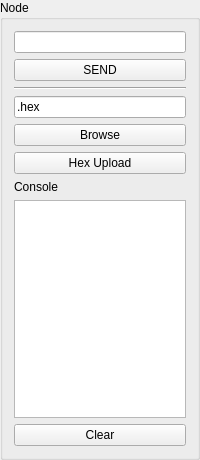
chrispap/TKN, file PC/gui/TKN_Nodebox.ui: the form before one commit.
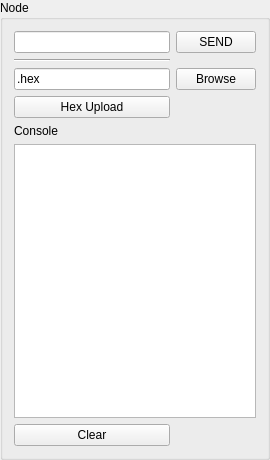
The form after the commit.

```diff
--- a/PC/gui/TKN_Nodebox.ui
+++ b/PC/gui/TKN_Nodebox.ui
@@ -6,7 +6,7 @@
    <rect>
     <x>0</x>
     <y>0</y>
-    <width>200</width>
+    <width>270</width>
     <height>460</height>
    </rect>
   </property>
@@ -18,13 +18,13 @@
   </property>
   <property name="minimumSize">
    <size>
-    <width>200</width>
+    <width>270</width>
     <height>460</height>
    </size>
   </property>
   <property name="maximumSize">
    <size>
-    <width>200</width>
+    <width>270</width>
     <height>16777215</height>
    </size>
   </property>
@@ -35,10 +35,17 @@
    <string>Node </string>
   </property>
   <layout class="QGridLayout" name="gridLayout">
-   <item row="9" column="0">
-    <widget class="QPushButton" name="buttonClear">
+   <item row="1" column="1">
+    <widget class="QPushButton" name="buttonSend">
      <property name="text">
-      <string>Clear</string>
+      <string>SEND</string>
+     </property>
+    </widget>
+   </item>
+   <item row="4" column="1">
+    <widget class="QPushButton" name="buttonBrowseHex">
+     <property name="text">
+      <string>Browse</string>
      </property>
     </widget>
    </item>
@@ -60,30 +67,23 @@
     </widget>
    </item>
    <item row="8" column="0">
-    <widget class="QTextEdit" name="textEditConsole">
-     <property name="readOnly">
-      <bool>true</bool>
-     </property>
-    </widget>
-   </item>
-   <item row="7" column="0">
     <widget class="QLabel" name="label">
      <property name="text">
       <string>Console</string>
      </property>
     </widget>
    </item>
-   <item row="2" column="0">
-    <widget class="QPushButton" name="buttonSend">
+   <item row="4" column="0">
+    <widget class="QLineEdit" name="lineEditHexFilePath">
      <property name="text">
-      <string>SEND</string>
+      <string>.hex</string>
      </property>
     </widget>
    </item>
-   <item row="6" column="0">
-    <widget class="QPushButton" name="buttonHexUpload">
+   <item row="10" column="0">
+    <widget class="QPushButton" name="buttonClear">
      <property name="text">
-      <string>Hex Upload</string>
+      <string>Clear</string>
      </property>
     </widget>
    </item>
@@ -94,17 +94,17 @@
      </property>
     </widget>
    </item>
-   <item row="4" column="0">
-    <widget class="QLineEdit" name="lineEditHexFilePath">
+   <item row="7" column="0">
+    <widget class="QPushButton" name="buttonHexUpload">
      <property name="text">
-      <string>.hex</string>
+      <string>Hex Upload</string>
      </property>
     </widget>
    </item>
-   <item row="5" column="0">
-    <widget class="QPushButton" name="buttonBrowseHex">
-     <property name="text">
-      <string>Browse</string>
+   <item row="9" column="0" colspan="2">
+    <widget class="QTextEdit" name="textEditConsole">
+     <property name="readOnly">
+      <bool>true</bool>
      </property>
     </widget>
    </item>
```
